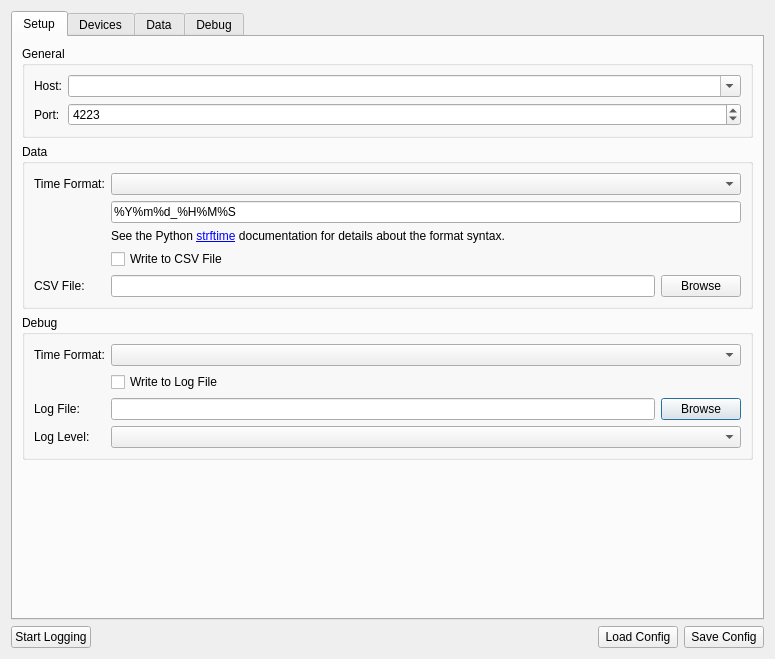
This is src/brickv/data_logger/ui/setup_dialog.ui in Tinkerforge/brickv as Qt 5 draws it before an edit. The edited form follows.
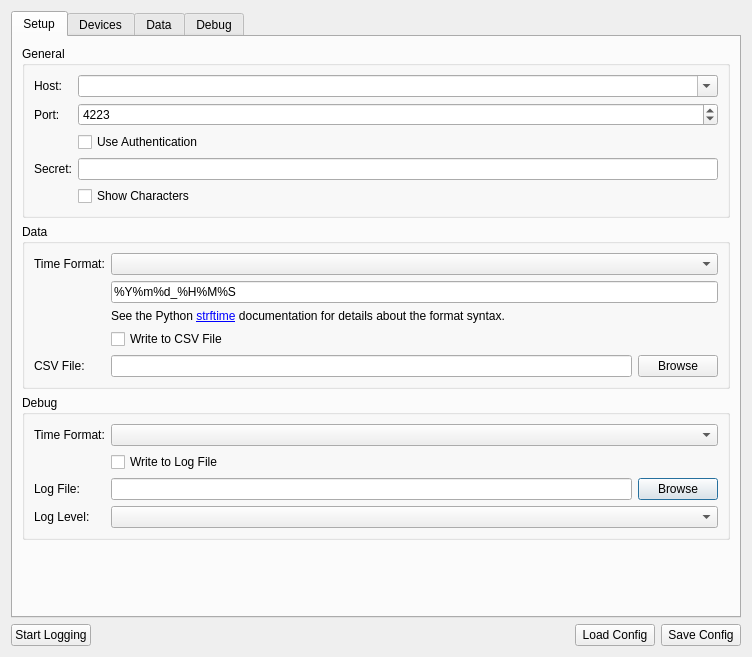
This is the edited form.

Commit message: data-logger: Add authentication support

What changed in the file:
```diff
--- a/src/brickv/data_logger/ui/setup_dialog.ui
+++ b/src/brickv/data_logger/ui/setup_dialog.ui
@@ -6,8 +6,8 @@
    <rect>
     <x>0</x>
     <y>0</y>
-    <width>775</width>
-    <height>659</height>
+    <width>752</width>
+    <height>657</height>
    </rect>
   </property>
   <property name="windowTitle">
@@ -129,6 +129,13 @@
            <layout class="QVBoxLayout" name="verticalLayout_3">
             <item>
              <layout class="QGridLayout" name="gridLayout_2">
+              <item row="2" column="1">
+               <widget class="QCheckBox" name="check_authentication">
+                <property name="text">
+                 <string>Use Authentication</string>
+                </property>
+               </widget>
+              </item>
               <item row="0" column="1">
                <widget class="QComboBox" name="combo_host">
                 <property name="editable">
@@ -181,6 +188,30 @@
                 </property>
                </widget>
               </item>
+              <item row="4" column="1">
+               <widget class="QCheckBox" name="check_secret_show">
+                <property name="text">
+                 <string>Show Characters</string>
+                </property>
+               </widget>
+              </item>
+              <item row="3" column="0">
+               <widget class="QLabel" name="label_secret">
+                <property name="text">
+                 <string>Secret:</string>
+                </property>
+               </widget>
+              </item>
+              <item row="3" column="1">
+               <widget class="QLineEdit" name="edit_secret">
+                <property name="toolTip">
+                 <string>Warning: Secret is stored in plain text without any protection!</string>
+                </property>
+                <property name="maxLength">
+                 <number>64</number>
+                </property>
+               </widget>
+              </item>
              </layout>
             </item>
            </layout>
```
Left out of the diff: 3 changed lines with no effect on the pictures. The commit also changes 6 other files.
